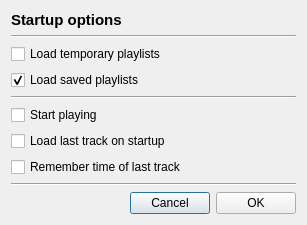
Qt form src/GUI/StartupDialog/GUI_StartupDialog.ui (return42/sayonara) before a commit.
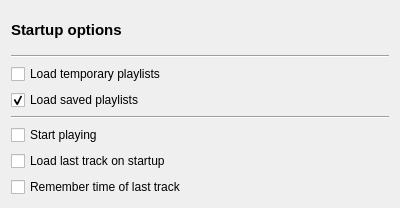
The same form after that commit.

```diff
--- a/src/GUI/StartupDialog/GUI_StartupDialog.ui
+++ b/src/GUI/StartupDialog/GUI_StartupDialog.ui
@@ -1,29 +1,20 @@
 <?xml version="1.0" encoding="UTF-8"?>
 <ui version="4.0">
- <class>GUI_StartupDialog</class>
- <widget class="QDialog" name="GUI_StartupDialog">
+ <class>GUI_StartupOptions</class>
+ <widget class="QWidget" name="GUI_StartupOptions">
   <property name="geometry">
    <rect>
     <x>0</x>
     <y>0</y>
-    <width>307</width>
-    <height>220</height>
+    <width>400</width>
+    <height>208</height>
    </rect>
   </property>
-  <property name="sizePolicy">
-   <sizepolicy hsizetype="Fixed" vsizetype="Fixed">
-    <horstretch>0</horstretch>
-    <verstretch>0</verstretch>
-   </sizepolicy>
-  </property>
-  <property name="windowTitle">
-   <string>Startup options</string>
-  </property>
   <layout class="QGridLayout" name="gridLayout">
-   <item row="9" column="0">
-    <widget class="QCheckBox" name="cb_remember_time">
+   <item row="2" column="0">
+    <widget class="QCheckBox" name="cb_load_temporary_playlists">
      <property name="text">
-      <string>Remember time of last track</string>
+      <string>Load temporary playlists</string>
      </property>
     </widget>
    </item>
@@ -41,80 +32,21 @@
      </property>
     </widget>
    </item>
-   <item row="3" column="0">
-    <widget class="QCheckBox" name="cb_load_temporary_playlists">
-     <property name="text">
-      <string>Load temporary playlists</string>
-     </property>
-    </widget>
-   </item>
-   <item row="6" column="0">
+   <item row="5" column="0">
     <widget class="QCheckBox" name="cb_start_playing">
      <property name="text">
       <string>Start playing</string>
      </property>
     </widget>
    </item>
-   <item row="1" column="0" colspan="3">
-    <widget class="Line" name="line">
-     <property name="orientation">
-      <enum>Qt::Horizontal</enum>
-     </property>
-    </widget>
-   </item>
-   <item row="11" column="0" colspan="3">
-    <widget class="Line" name="line_2">
-     <property name="orientation">
-      <enum>Qt::Horizontal</enum>
-     </property>
-    </widget>
-   </item>
-   <item row="5" column="0" colspan="3">
-    <widget class="Line" name="line_3">
-     <property name="orientation">
-      <enum>Qt::Horizontal</enum>
-     </property>
-    </widget>
-   </item>
-   <item row="12" column="0" colspan="3">
-    <layout class="QHBoxLayout" name="horizontalLayout">
-     <item>
-      <spacer name="horizontalSpacer">
-       <property name="orientation">
-        <enum>Qt::Horizontal</enum>
-       </property>
-       <property name="sizeHint" stdset="0">
-        <size>
-         <width>40</width>
-         <height>20</height>
-        </size>
-       </property>
-      </spacer>
-     </item>
-     <item>
-      <widget class="QPushButton" name="btn_cancel">
-       <property name="text">
-        <string>Cancel</string>
-       </property>
-      </widget>
-     </item>
-     <item>
-      <widget class="QPushButton" name="btn_ok">
-       <property name="text">
-        <string>OK</string>
-       </property>
-      </widget>
-     </item>
-    </layout>
-   </item>
-   <item row="8" column="0">
+   <item row="6" column="0">
     <widget class="QCheckBox" name="cb_load_last_track">
      <property name="text">
       <string>Load last track on startup</string>
      </property>
     </widget>
    </item>
-   <item row="4" column="0">
+   <item row="3" column="0">
     <widget class="QCheckBox" name="cb_load_saved_playlists">
      <property name="text">
       <string>Load saved playlists</string>
@@ -124,6 +56,27 @@
      </property>
     </widget>
    </item>
+   <item row="1" column="0">
+    <widget class="Line" name="line">
+     <property name="orientation">
+      <enum>Qt::Horizontal</enum>
+     </property>
+    </widget>
+   </item>
+   <item row="4" column="0">
+    <widget class="Line" name="line_3">
+     <property name="orientation">
+      <enum>Qt::Horizontal</enum>
+     </property>
+    </widget>
+   </item>
+   <item row="7" column="0">
+    <widget class="QCheckBox" name="cb_remember_time">
+     <property name="text">
+      <string>Remember time of last track</string>
+     </property>
+    </widget>
+   </item>
   </layout>
  </widget>
  <resources/>
```
Left out of the diff: 19 changed lines with no effect on the pictures.
